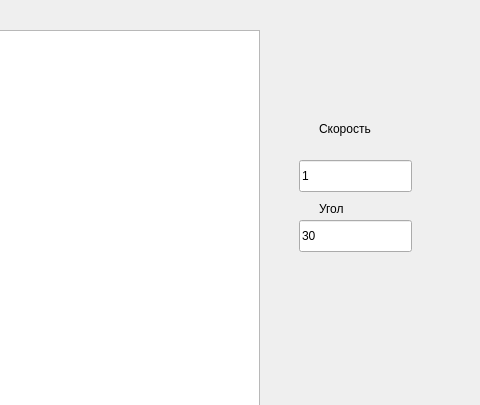
Before: the Qt Designer form mainwindow.ui in KSAlgandur/Movement, drawn with Qt 5; both pictures show x 411 to 891 and y 0 to 405 of the 891 by 691 pixel window.
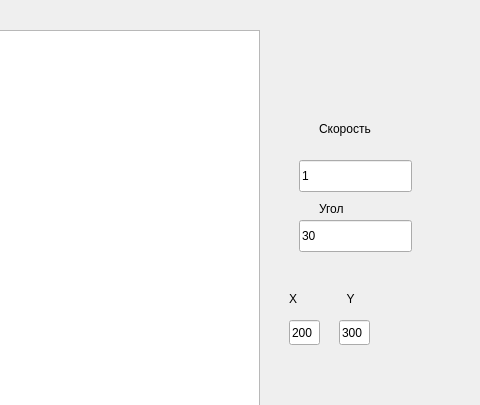
After: the same form once the commit is applied.

```diff
--- a/mainwindow.ui
+++ b/mainwindow.ui
@@ -87,7 +87,7 @@
      <rect>
       <x>730</x>
       <y>120</y>
-      <width>58</width>
+      <width>81</width>
       <height>18</height>
      </rect>
     </property>
@@ -108,6 +108,45 @@
      <string>Угол</string>
     </property>
    </widget>
+   <widget class="QLabel" name="label_3">
+    <property name="geometry">
+     <rect>
+      <x>700</x>
+      <y>290</y>
+      <width>81</width>
+      <height>18</height>
+     </rect>
+    </property>
+    <property name="text">
+     <string>X               Y</string>
+    </property>
+   </widget>
+   <widget class="QLineEdit" name="radX">
+    <property name="geometry">
+     <rect>
+      <x>700</x>
+      <y>320</y>
+      <width>31</width>
+      <height>25</height>
+     </rect>
+    </property>
+    <property name="text">
+     <string>200</string>
+    </property>
+   </widget>
+   <widget class="QLineEdit" name="radY">
+    <property name="geometry">
+     <rect>
+      <x>750</x>
+      <y>320</y>
+      <width>31</width>
+      <height>25</height>
+     </rect>
+    </property>
+    <property name="text">
+     <string>300</string>
+    </property>
+   </widget>
   </widget>
   <widget class="QMenuBar" name="menubar">
    <property name="geometry">
```
Left out of the diff: 2 changed lines with no effect on the pictures.
